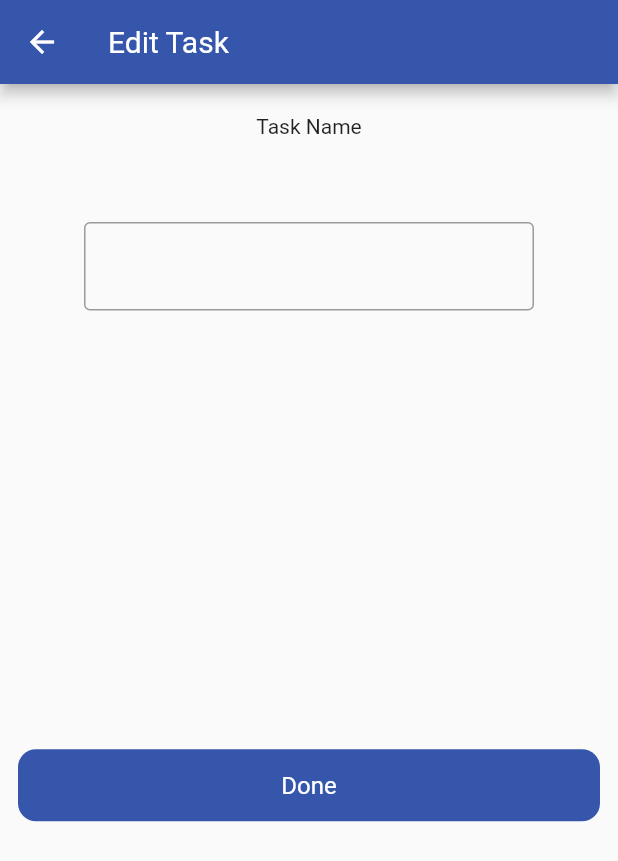
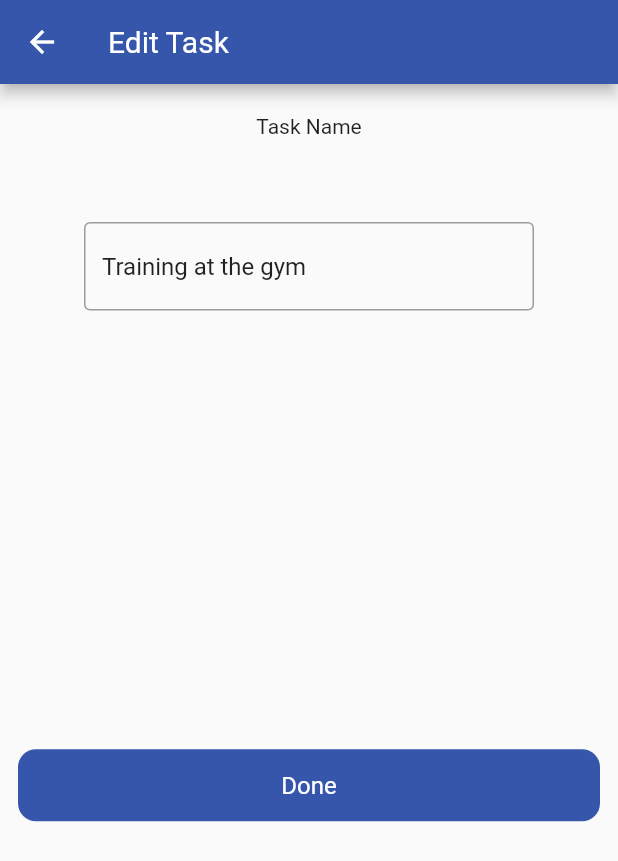
Before and after one commit to maneesha14w/shortpoint_demo, a Flutter app: the screen it shows after launch, after a tap on "Edit", on a phone screen of 412 x 824 dp. Shown: the top 861 px of the screen. Run offline on Flutter 3.47's test engine with Material 2 defaults, Android fonts, the phone set to English and light mode, and no system bars; our stand-ins replace google_fonts.

Commit message:
fixed edit or create page

```diff
--- a/lib/core/components/edit_button.dart
+++ b/lib/core/components/edit_button.dart
@@ -5,13 +5,16 @@ import '../../features/Edit or Create/edit_or_create.dart';
 import '../providers/todo_providers.dart';
 
 class EditButtonWidget extends StatelessWidget {
-  const EditButtonWidget({super.key});
+  const EditButtonWidget({super.key, required this.index});
+
+  final int index;
 
   @override
   Widget build(BuildContext context) {
     return GestureDetector(
       onTap: () {
-        context.read<TodoProvider>().isEdit = false;
+        context.read<TodoProvider>().isEditToggleMethod(true);
+        context.read<TodoProvider>().selectedIndex = index;
         Navigator.push(
           context,
           MaterialPageRoute(builder: (context) => const EditOrCreatePage()),
--- a/lib/core/components/todo_list.dart
+++ b/lib/core/components/todo_list.dart
@@ -33,7 +33,8 @@ class TodoListWidget extends StatelessWidget {
                 style: context.watch<TodoProvider>().todoList[index].isComplete
                     ? Palette.textStyleStrike
                     : Palette.textStyleNoStrike),
-            trailing: const EditButtonWidget(),
+            trailing: EditButtonWidget(
+                index: context.read<TodoProvider>().todoList[index].id),
           );
         },
       ),
--- a/lib/core/providers/todo_providers.dart
+++ b/lib/core/providers/todo_providers.dart
@@ -3,7 +3,7 @@ import '../models/todo.dart';
 
 class TodoProvider extends ChangeNotifier {
   bool isEdit = false;
-  int index = -1;
+  int selectedIndex = 0;
 
   var todoList = [
     Todo(todo: 'Training at the gym', isComplete: false, id: 1),
@@ -19,4 +19,9 @@ class TodoProvider extends ChangeNotifier {
       }
     }
   }
+
+  void isEditToggleMethod(bool value) {
+    isEdit = value;
+    notifyListeners();
+  }
 }
--- a/lib/features/Edit or Create/edit_or_create.dart
+++ b/lib/features/Edit or Create/edit_or_create.dart
@@ -27,7 +27,7 @@ class _EditOrCreatePageState extends State<EditOrCreatePage> {
       appBar: AppBar(
         backgroundColor: Palette.lightBlue,
         title: Text(
-            context.read<TodoProvider>().isEdit ? 'Add new Todo' : 'Edit Task'),
+            context.read<TodoProvider>().isEdit ? 'Edit Task' : 'Add new Todo'),
       ),
       body: Center(
         child: Column(
@@ -45,12 +45,16 @@ class _EditOrCreatePageState extends State<EditOrCreatePage> {
               padding: const EdgeInsets.symmetric(horizontal: 8, vertical: 16),
               child: SizedBox(
                 width: 300,
-                child: TextField(
-                  decoration: InputDecoration(
-                    border: const OutlineInputBorder(),
-                    hintText: context.read<TodoProvider>().isEdit
-                        ? text_controller.text = ''
-                        : '',
+                child: TextFormField(
+                  initialValue: context.watch<TodoProvider>().isEdit
+                      ? text_controller.text = context
+                          .watch<TodoProvider>()
+                          .todoList[
+                              context.watch<TodoProvider>().selectedIndex - 1]
+                          .todo
+                      : '',
+                  decoration: const InputDecoration(
+                    border: OutlineInputBorder(),
                   ),
                 ),
               ),
--- a/lib/features/Home/home.dart
+++ b/lib/features/Home/home.dart
@@ -17,7 +17,7 @@ class HomePage extends StatelessWidget {
     return Scaffold(
       floatingActionButton: FloatingActionButton(
         onPressed: () {
-          context.read<TodoProvider>().isEdit = false;
+          context.read<TodoProvider>().isEditToggleMethod(false);
           Navigator.push(
             context,
             MaterialPageRoute(builder: (context) => const EditOrCreatePage()),
```
